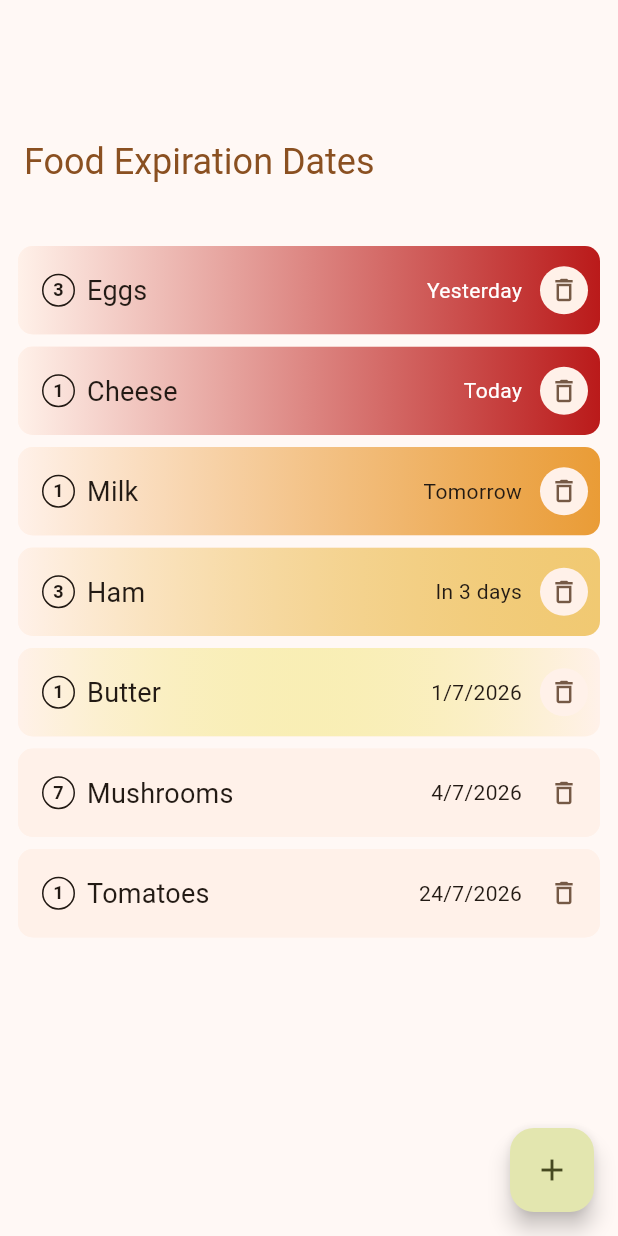
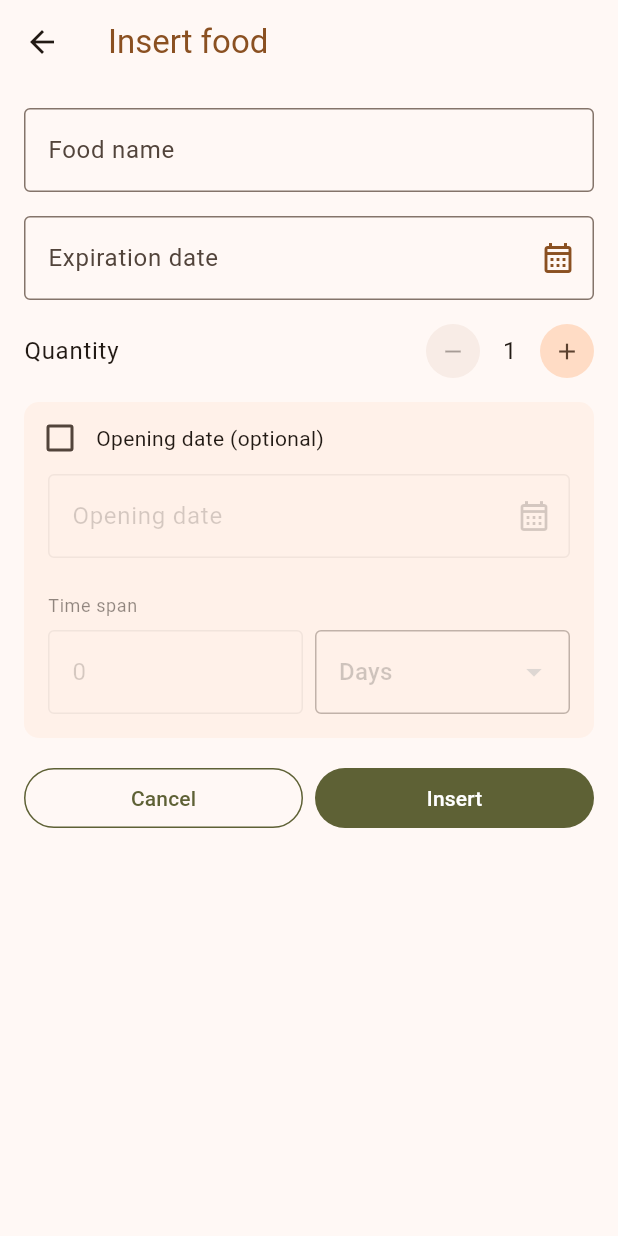
Before and after one commit to lorenzovngl/FoodExpirationDatesInFlutter, a Flutter app: the screen it shows after launch, after a tap on the "add" icon, on a phone screen of 412 x 824 dp. Run offline on Flutter 3.47's test engine with Material 3 defaults, Android fonts, the phone set to English and light mode, and no system bars.

Commit message:
feat: implement insert screen

```diff
--- a/lib/features/foods/screens/food_list_screen.dart
+++ b/lib/features/foods/screens/food_list_screen.dart
@@ -2,6 +2,7 @@ import 'package:flutter/material.dart';
 
 import '../models/food_item.dart';
 import '../widgets/food_card.dart';
+import 'insert_food_screen.dart';
 
 class FoodListScreen extends StatelessWidget {
   const FoodListScreen({super.key});
@@ -78,7 +79,11 @@ class FoodListScreen extends StatelessWidget {
             backgroundColor: colorScheme.tertiaryContainer,
             foregroundColor: colorScheme.onTertiaryContainer,
             onPressed: () {
-              // TODO: Navigate to add food screen.
+              Navigator.of(context).push(
+                MaterialPageRoute(
+                  builder: (context) => const InsertFoodScreen(),
+                ),
+              );
             },
             child: const Icon(Icons.add),
           );
--- /dev/null
+++ b/lib/features/foods/screens/insert_food_screen.dart
@@ -0,0 +1,183 @@
+import 'package:flutter/material.dart';
+
+import '../widgets/date_picker_field.dart';
+import '../widgets/opening_date_section.dart';
+import '../widgets/quantity_selector.dart';
+
+class InsertFoodScreen extends StatefulWidget {
+  const InsertFoodScreen({super.key});
+
+  @override
+  State<InsertFoodScreen> createState() => _InsertFoodScreenState();
+}
+
+class _InsertFoodScreenState extends State<InsertFoodScreen> {
+  final _foodNameController = TextEditingController();
+
+  DateTime? _expirationDate;
+  DateTime? _openingDate;
+
+  int _quantity = 1;
+  int _timeSpan = 0;
+  String _timeSpanUnit = 'Days';
+
+  bool _hasOpeningDate = false;
+
+  @override
+  void dispose() {
+    _foodNameController.dispose();
+    super.dispose();
+  }
+
+  void _onCancel() {
+    Navigator.of(context).maybePop();
+  }
+
+  void _onInsert() {
+    final foodName = _foodNameController.text.trim();
+
+    if (foodName.isEmpty) {
+      _showMessage('Please enter a food name');
+      return;
+    }
+
+    if (_expirationDate == null) {
+      _showMessage('Please select a date');
+      return;
+    }
+
+    // TODO: Save food item when persistence is implemented.
+    // For now this screen only manages local UI state.
+
+    Navigator.of(context).maybePop();
+  }
+
+  void _showMessage(String message) {
+    ScaffoldMessenger.of(context).showSnackBar(
+      SnackBar(
+        content: Text(message),
+      ),
+    );
+  }
+
+  @override
+  Widget build(BuildContext context) {
+    final theme = Theme.of(context);
+    final colorScheme = theme.colorScheme;
+
+    return Scaffold(
+      appBar: AppBar(
+        title: Text(
+          'Insert food',
+          style: theme.textTheme.titleLarge?.copyWith(
+            color: colorScheme.primary,
+          ),
+        ),
+      ),
+      body: SafeArea(
+        child: SingleChildScrollView(
+          padding: const EdgeInsets.all(16),
+          child: Column(
+            spacing: 16,
+            crossAxisAlignment: CrossAxisAlignment.stretch,
+            children: [
+              TextField(
+                controller: _foodNameController,
+                textCapitalization: TextCapitalization.sentences,
+                decoration: const InputDecoration(
+                  labelText: 'Food name',
+                  border: OutlineInputBorder(),
+                ),
+              ),
+              DatePickerField(
+                label: 'Expiration date',
+                selectedDate: _expirationDate,
+                onDateSelected: (date) {
+                  setState(() {
+                    _expirationDate = date;
+                  });
+                },
+              ),
+              Row(
+                mainAxisAlignment: MainAxisAlignment.spaceBetween,
+                children: [
+                  Text(
+                    'Quantity',
+                    style: theme.textTheme.bodyLarge,
+                  ),
+                  QuantitySelector(
+                    quantity: _quantity,
+                    onQuantityChanged: (quantity) {
+                      setState(() {
+                        _quantity = quantity;
+                      });
+                    },
+                  ),
+                ],
+              ),
+              OpeningDateSection(
+                enabled: _hasOpeningDate,
+                openingDate: _openingDate,
+                timeSpan: _timeSpan,
+                timeSpanUnit: _timeSpanUnit,
+                onEnabledChanged: (enabled) {
+                  setState(() {
+                    _hasOpeningDate = enabled;
+
+                    if (!enabled) {
+                      _openingDate = null;
+                      _timeSpan = 0;
+                      _timeSpanUnit = 'Days';
+                    }
+                  });
+                },
+                onOpeningDateChanged: (date) {
+                  setState(() {
+                    _openingDate = date;
+                  });
+                },
+                onTimeSpanChanged: (timeSpan) {
+                  setState(() {
+                    _timeSpan = timeSpan;
+                  });
+                },
+                onTimeSpanUnitChanged: (unit) {
+                  setState(() {
+                    _timeSpanUnit = unit;
+                  });
+                },
+              ),
+              Row(
+                children: [
+                  Expanded(
+                    child: OutlinedButton(
+                      onPressed: _onCancel,
+                      style: OutlinedButton.styleFrom(
+                        foregroundColor: colorScheme.tertiary,
+                        side: BorderSide(
+                          color: colorScheme.tertiary,
+                        ),
+                      ),
+                      child: const Text('Cancel'),
+                    ),
+                  ),
+                  const SizedBox(width: 8),
+                  Expanded(
+                    child: FilledButton(
+                      onPressed: _onInsert,
+                      style: FilledButton.styleFrom(
+                        backgroundColor: colorScheme.tertiary,
+                        foregroundColor: colorScheme.onTertiary,
+                      ),
+                      child: const Text('Insert'),
+                    ),
+                  ),
+                ],
+              ),
+            ],
+          ),
+        ),
+      ),
+    );
+  }
+}
--- /dev/null
+++ b/lib/features/foods/widgets/date_picker_field.dart
@@ -0,0 +1,67 @@
+import 'package:flutter/material.dart';
+
+class DatePickerField extends StatelessWidget {
+  const DatePickerField({
+    required this.label,
+    required this.selectedDate,
+    required this.onDateSelected,
+    this.enabled = true,
+    super.key,
+  });
+
+  final String label;
+  final DateTime? selectedDate;
+  final ValueChanged<DateTime> onDateSelected;
+  final bool enabled;
+
+  Future<void> _openDatePicker(BuildContext context) async {
+    if (!enabled) {
+      return;
+    }
+
+    final now = DateTime.now();
+
+    final pickedDate = await showDatePicker(
+      context: context,
+      initialDate: selectedDate ?? now,
+      firstDate: DateTime(now.year - 10),
+      lastDate: DateTime(now.year + 20),
+    );
+
+    if (pickedDate != null) {
+      onDateSelected(pickedDate);
+    }
+  }
+
+  @override
+  Widget build(BuildContext context) {
+    final theme = Theme.of(context);
+
+    return TextField(
+      readOnly: true,
+      enabled: enabled,
+      controller: TextEditingController(
+        text: selectedDate == null ? '' : _formatDate(selectedDate!),
+      ),
+      onTap: () => _openDatePicker(context),
+      decoration: InputDecoration(
+        labelText: label,
+        border: const OutlineInputBorder(),
+        suffixIcon: Icon(
+          Icons.calendar_month_outlined,
+          color: enabled
+              ? theme.colorScheme.primary
+              : theme.colorScheme.onSurface.withValues(alpha: 0.38),
+        ),
+      ),
+    );
+  }
+
+  String _formatDate(DateTime date) {
+    final day = date.day.toString().padLeft(2, '0');
+    final month = date.month.toString().padLeft(2, '0');
+    final year = date.year.toString();
+
+    return '$day/$month/$year';
+  }
+}
--- /dev/null
+++ b/lib/features/foods/widgets/opening_date_section.dart
@@ -0,0 +1,146 @@
+import 'package:flutter/material.dart';
+
+import 'date_picker_field.dart';
+
+class OpeningDateSection extends StatelessWidget {
+  const OpeningDateSection({
+    required this.enabled,
+    required this.openingDate,
+    required this.timeSpan,
+    required this.timeSpanUnit,
+    required this.onEnabledChanged,
+    required this.onOpeningDateChanged,
+    required this.onTimeSpanChanged,
+    required this.onTimeSpanUnitChanged,
+    super.key,
+  });
+
+  final bool enabled;
+  final DateTime? openingDate;
+  final int timeSpan;
+  final String timeSpanUnit;
+
+  final ValueChanged<bool> onEnabledChanged;
+  final ValueChanged<DateTime> onOpeningDateChanged;
+  final ValueChanged<int> onTimeSpanChanged;
+  final ValueChanged<String> onTimeSpanUnitChanged;
+
+  static const List<String> _timeSpanUnits = [
+    'Days',
+    'Months',
+  ];
+
+  @override
+  Widget build(BuildContext context) {
+    final theme = Theme.of(context);
+    final colorScheme = theme.colorScheme;
+
+    return ClipRRect(
+      borderRadius: BorderRadius.circular(10),
+      child: ColoredBox(
+        color: colorScheme.surfaceContainerLow,
+        child: Column(
+          crossAxisAlignment: CrossAxisAlignment.stretch,
+          children: [
+            Row(
+              children: [
+                Checkbox(
+                  value: enabled,
+                  onChanged: (value) {
+                    onEnabledChanged(value ?? false);
+                  },
+                ),
+                Expanded(
+                  child: Text(
+                    'Opening date (optional)',
+                    style: theme.textTheme.bodyMedium,
+                  ),
+                ),
+              ],
+            ),
+            Padding(
+              padding: const EdgeInsets.symmetric(horizontal: 16),
+              child: Opacity(
+                opacity: enabled ? 1 : 0.5,
+                child: DatePickerField(
+                  label: 'Opening date',
+                  selectedDate: openingDate,
+                  enabled: enabled,
+                  onDateSelected: onOpeningDateChanged,
+                ),
+              ),
+            ),
+            const SizedBox(height: 16),
+            Opacity(
+              opacity: enabled ? 1 : 0.5,
+              child: ColoredBox(
+                color: colorScheme.surfaceContainerLow,
+                child: Padding(
+                  padding: const EdgeInsets.only(
+                    left: 16,
+                    top: 8,
+                    right: 16,
+                    bottom: 16,
+                  ),
+                  child: Column(
+                    crossAxisAlignment: CrossAxisAlignment.start,
+                    children: [
+                      Text(
+                        'Time span',
+                        style: theme.textTheme.bodySmall,
+                      ),
+                      const SizedBox(height: 8),
+                      Row(
+                        children: [
+                          Expanded(
+                            child: TextField(
+                              enabled: enabled,
+                              keyboardType: TextInputType.number,
+                              decoration: const InputDecoration(
+                                border: OutlineInputBorder(),
+                              ),
+                              controller: TextEditingController(
+                                text: timeSpan.toString(),
+                              ),
+                              onChanged: (value) {
+                                onTimeSpanChanged(
+                                  int.tryParse(value) ?? 0,
+                                );
+                              },
+                            ),
+                          ),
+                          const SizedBox(width: 8),
+                          Expanded(
+                            child: DropdownButtonFormField<String>(
+                              initialValue: timeSpanUnit,
+                              decoration: const InputDecoration(
+                                border: OutlineInputBorder(),
+                              ),
+                              items: _timeSpanUnits.map((unit) {
+                                return DropdownMenuItem(
+                                  value: unit,
+                                  child: Text(unit),
+                                );
+                              }).toList(),
+                              onChanged: enabled
+                                  ? (value) {
+                                      if (value != null) {
+                                        onTimeSpanUnitChanged(value);
+                                      }
+                                    }
+                                  : null,
+                            ),
+                          ),
+                        ],
+                      ),
+                    ],
+                  ),
+                ),
+              ),
+            ),
+          ],
+        ),
+      ),
+    );
+  }
+}
--- /dev/null
+++ b/lib/features/foods/widgets/quantity_selector.dart
@@ -0,0 +1,86 @@
+import 'package:flutter/material.dart';
+
+class QuantitySelector extends StatelessWidget {
+  const QuantitySelector({
+    required this.quantity,
+    required this.onQuantityChanged,
+    this.minQuantity = 1,
+    super.key,
+  });
+
+  final int quantity;
+  final int minQuantity;
+  final ValueChanged<int> onQuantityChanged;
+
+  void _decreaseQuantity() {
+    if (quantity > minQuantity) {
+      onQuantityChanged(quantity - 1);
+    }
+  }
+
+  void _increaseQuantity() {
+    onQuantityChanged(quantity + 1);
+  }
+
+  @override
+  Widget build(BuildContext context) {
+    return Row(
+      mainAxisSize: MainAxisSize.min,
+      children: [
+        _QuantityButton(
+          icon: Icons.remove,
+          enabled: quantity > minQuantity,
+          onPressed: _decreaseQuantity,
+        ),
+        SizedBox(
+          width: 40,
+          child: Text(
+            quantity.toString(),
+            textAlign: TextAlign.center,
+            style: Theme.of(context).textTheme.bodyLarge,
+          ),
+        ),
+        _QuantityButton(
+          icon: Icons.add,
+          enabled: true,
+          onPressed: _increaseQuantity,
+        ),
+      ],
+    );
+  }
+}
+
+class _QuantityButton extends StatelessWidget {
+  const _QuantityButton({
+    required this.icon,
+    required this.enabled,
+    required this.onPressed,
+  });
+
+  final IconData icon;
+  final bool enabled;
+  final VoidCallback onPressed;
+
+  @override
+  Widget build(BuildContext context) {
+    final colorScheme = Theme.of(context).colorScheme;
+
+    return SizedBox(
+      width: 36,
+      height: 36,
+      child: IconButton.filledTonal(
+        onPressed: enabled ? onPressed : null,
+        icon: Icon(icon),
+        iconSize: 18,
+        style: IconButton.styleFrom(
+          backgroundColor: colorScheme.secondaryContainer,
+          foregroundColor: colorScheme.onSecondaryContainer,
+          disabledBackgroundColor:
+              colorScheme.surfaceContainerHighest.withValues(alpha: 0.5),
+          disabledForegroundColor:
+              colorScheme.onSurface.withValues(alpha: 0.38),
+        ),
+      ),
+    );
+  }
+}
```
